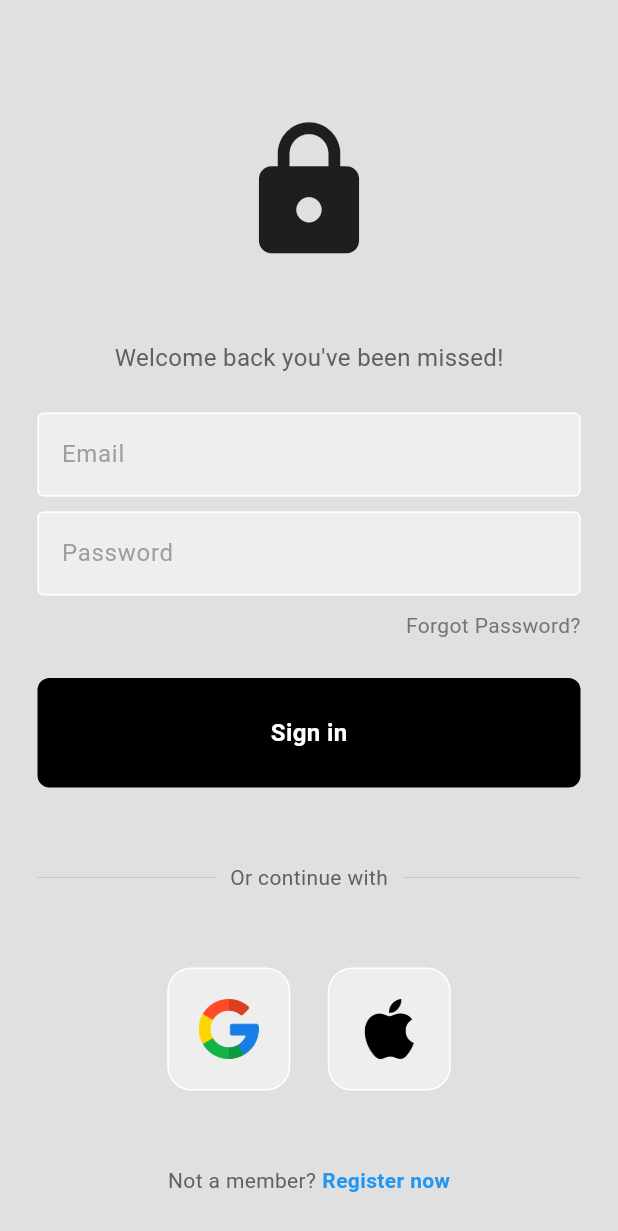
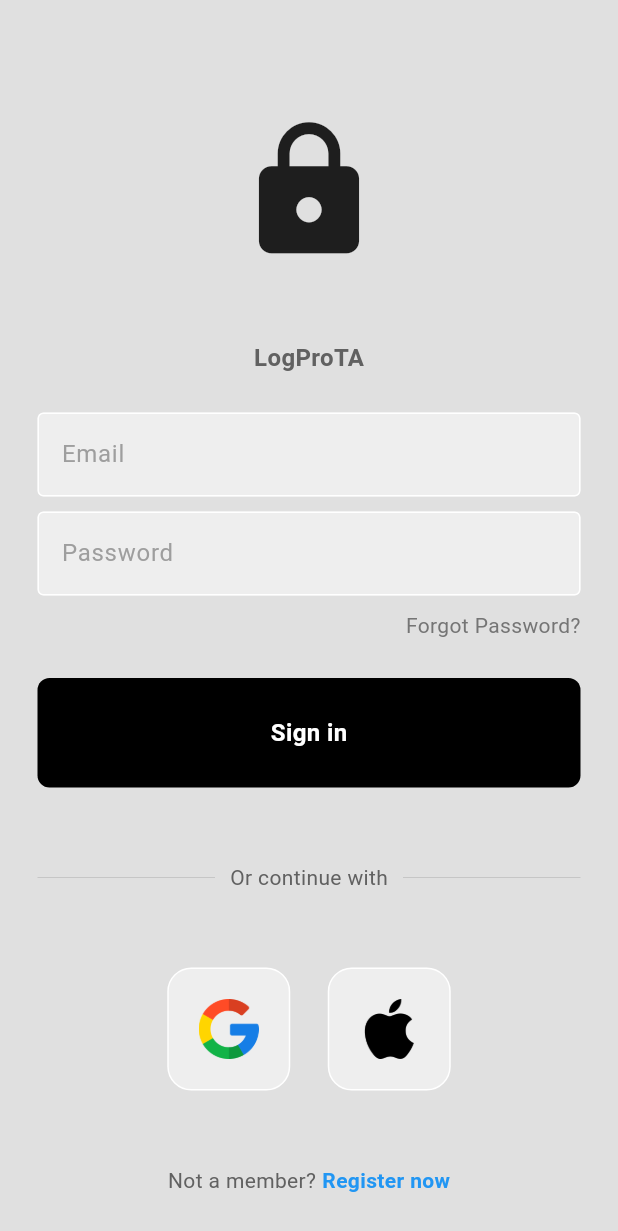
Before and after one commit to abhiramadamas/FP-PPB, a Flutter app: the screen it shows after launch, on a phone screen of 412 x 824 dp. Shown: the top 1231 px of the screen. Run offline on Flutter 3.47's test engine with Material 3 defaults, Android fonts, the phone set to English and light mode, and no system bars; our stand-ins replace cloud_firestore, firebase_auth, firebase_core; accounts and stored records are empty.

Commit message:
feat auth and register

```diff
--- a/lib/ui/views/auth/login_page.dart
+++ b/lib/ui/views/auth/login_page.dart
@@ -87,10 +87,11 @@ class _LoginPageState extends State<LoginPage> {
 
                 // welcome back, you've been missed!
                 Text(
-                  'Welcome back you\'ve been missed!',
+                  'LogProTA',
                   style: TextStyle(
                     color: Colors.grey[700],
                     fontSize: 16,
+                    fontWeight: FontWeight.bold
                   ),
                 ),
 
@@ -173,12 +174,12 @@ class _LoginPageState extends State<LoginPage> {
                   mainAxisAlignment: MainAxisAlignment.center,
                   children: const [
                     // google button
-                    SquareTile(imagePath: 'image/google.png'),
+                    SquareTile(imagePath: 'lib/images/google.png'),
 
                     SizedBox(width: 25),
 
                     // apple button
-                    SquareTile(imagePath: 'image/apple.png')
+                    SquareTile(imagePath: 'lib/images/apple.png')
                   ],
                 ),
 
--- a/lib/ui/views/auth/register_page.dart
+++ b/lib/ui/views/auth/register_page.dart
@@ -172,12 +172,12 @@ class _RegisterPageState extends State<RegisterPage> {
                   mainAxisAlignment: MainAxisAlignment.center,
                   children: const [
                     // google button
-                    SquareTile(imagePath: 'image/google.png'),
+                    SquareTile(imagePath: 'lib/images/google.png'),
 
                     SizedBox(width: 25),
 
                     // apple button
-                    SquareTile(imagePath: 'image/apple.png')
+                    SquareTile(imagePath: 'lib/images/apple.png')
                   ],
                 ),
 
--- a/pubspec.yaml
+++ b/pubspec.yaml
@@ -66,7 +66,7 @@ flutter:
 
   # To add assets to your application, add an assets section, like this:
   assets:
-    - image/
+    - lib/images/
 
   # An image asset can refer to one or more resolution-specific "variants", see
   # https://flutter.dev/assets-and-images/#resolution-aware
```
Also changed, not shown: lib/images/apple.png (renamed from image/apple.png), lib/images/google.png (renamed from image/google.png).
